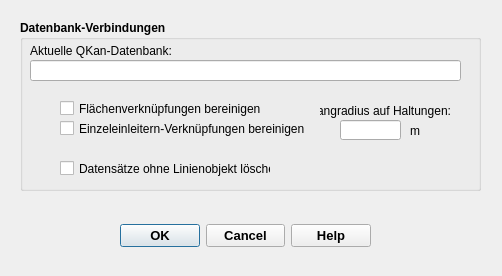
This is qkan/linkflaechen/res/application_updatelinks.ui in hoettges/QKan as Qt 5 draws it before an edit. The edited form follows.
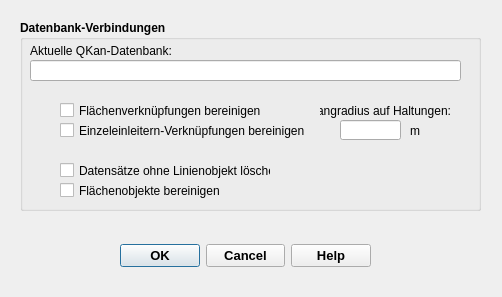
This is the edited form.

```diff
--- a/qkan/linkflaechen/res/application_updatelinks.ui
+++ b/qkan/linkflaechen/res/application_updatelinks.ui
@@ -7,7 +7,7 @@
     <x>0</x>
     <y>0</y>
     <width>502</width>
-    <height>276</height>
+    <height>297</height>
    </rect>
   </property>
   <property name="windowTitle">
@@ -17,7 +17,7 @@
    <property name="geometry">
     <rect>
      <x>120</x>
-     <y>220</y>
+     <y>240</y>
      <width>251</width>
      <height>32</height>
     </rect>
@@ -48,7 +48,7 @@
      <x>20</x>
      <y>20</y>
      <width>461</width>
-     <height>171</height>
+     <height>191</height>
     </rect>
    </property>
    <property name="font">
@@ -179,7 +179,7 @@
       <x>40</x>
       <y>80</y>
       <width>261</width>
-      <height>17</height>
+      <height>21</height>
      </rect>
     </property>
     <property name="font">
@@ -199,7 +199,7 @@
       <x>40</x>
       <y>100</y>
       <width>271</width>
-      <height>17</height>
+      <height>21</height>
      </rect>
     </property>
     <property name="font">
@@ -219,7 +219,7 @@
       <x>40</x>
       <y>140</y>
       <width>211</width>
-      <height>17</height>
+      <height>21</height>
      </rect>
     </property>
     <property name="font">
@@ -239,6 +239,35 @@
      <string>Datensätze ohne Linienobjekt löschen</string>
     </property>
    </widget>
+   <widget class="QCheckBox" name="cb_geomMakeValid">
+    <property name="geometry">
+     <rect>
+      <x>40</x>
+      <y>160</y>
+      <width>161</width>
+      <height>21</height>
+     </rect>
+    </property>
+    <property name="font">
+     <font>
+      <family>Tahoma</family>
+      <weight>50</weight>
+      <bold>false</bold>
+     </font>
+    </property>
+    <property name="toolTip">
+     <string>&lt;html&gt;&lt;head/&gt;&lt;body&gt;&lt;p&gt;Vor Beginn der Bearbeitung werden zunächst in den Tabellen &amp;quot;Flächen&amp;quot; und &amp;quot;Haltungsflächen&amp;quot; geometrische Fehler korrigiert.&lt;/p&gt;&lt;/body&gt;&lt;/html&gt;</string>
+    </property>
+    <property name="statusTip">
+     <string>Vor Beginn der Bearbeitung werden zunächst in den Tabellen &quot;Flächen&quot; und &quot;Haltungsflächen&quot; geometrische Fehler korrigiert.</string>
+    </property>
+    <property name="layoutDirection">
+     <enum>Qt::LeftToRight</enum>
+    </property>
+    <property name="text">
+     <string>Flächenobjekte bereinigen</string>
+    </property>
+   </widget>
   </widget>
  </widget>
  <resources/>
```
